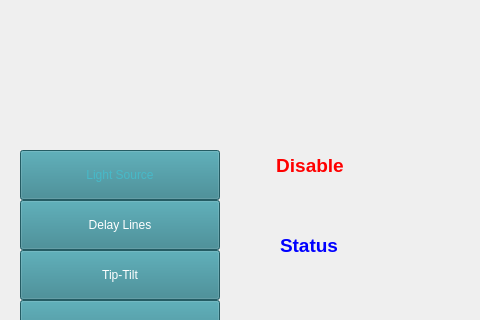
SCIFY-IvS/NOTTControl, file nottcontrol/main_window.ui: the form before one commit; both pictures show x 0 to 480 and y 100 to 420 of the 1024 by 786 pixel window.
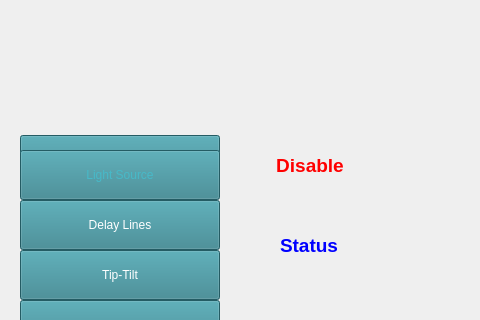
The form after the commit. Icons and pictures are not drawn.

Commit message:
Add LDC control window with CO2, glass, and birefringence tabs.
Wire an LDC nav button on the main dashboard so operators can control longitudinal dispersion corrector motors from the GUI.

What changed in the file:
```diff
--- a/nottcontrol/main_window.ui
+++ b/nottcontrol/main_window.ui
@@ -525,6 +525,24 @@
      <set>Qt::AlignCenter</set>
     </property>
    </widget>
+   <widget class="QPushButton" name="pushButton_ldc">
+    <property name="geometry">
+     <rect>
+      <x>20</x>
+      <y>235</y>
+      <width>200</width>
+      <height>50</height>
+     </rect>
+    </property>
+    <property name="styleSheet">
+     <string notr="true">background-color: rgb(50, 129, 140);
+font: 700 14pt &quot;Segoe UI&quot;;
+color: rgb(255, 255, 255);</string>
+    </property>
+    <property name="text">
+     <string>LDC</string>
+    </property>
+   </widget>
    <widget class="QPushButton" name="pushButton_light_source">
     <property name="geometry">
      <rect>
```
The commit also changes 3 other files.
